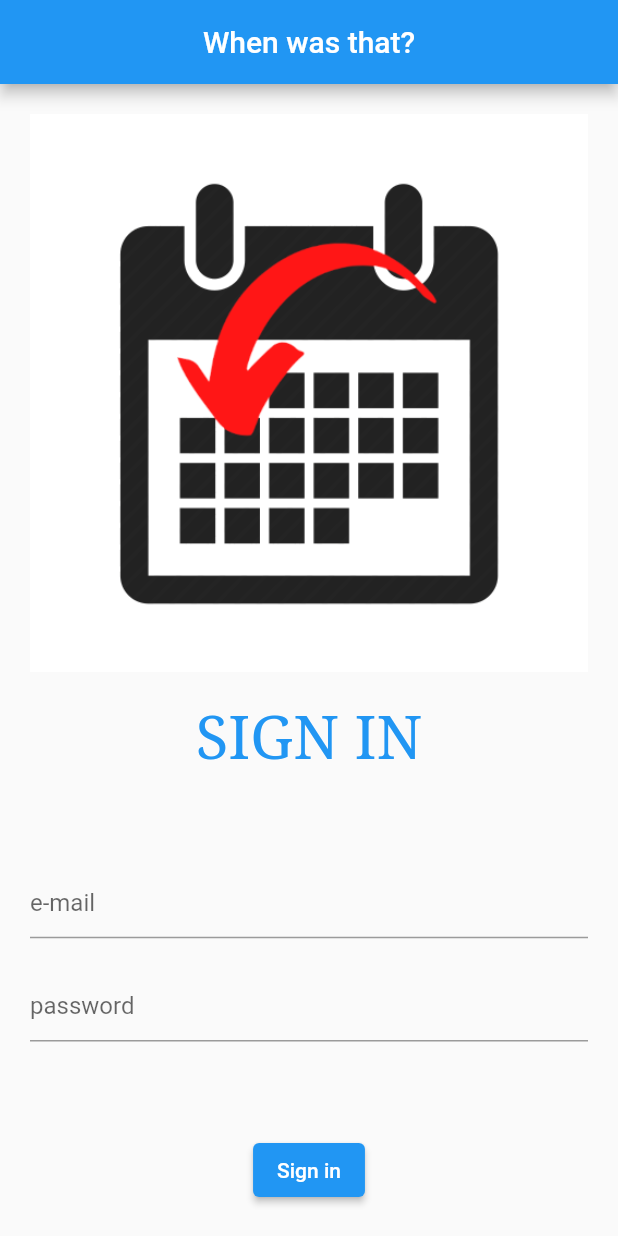
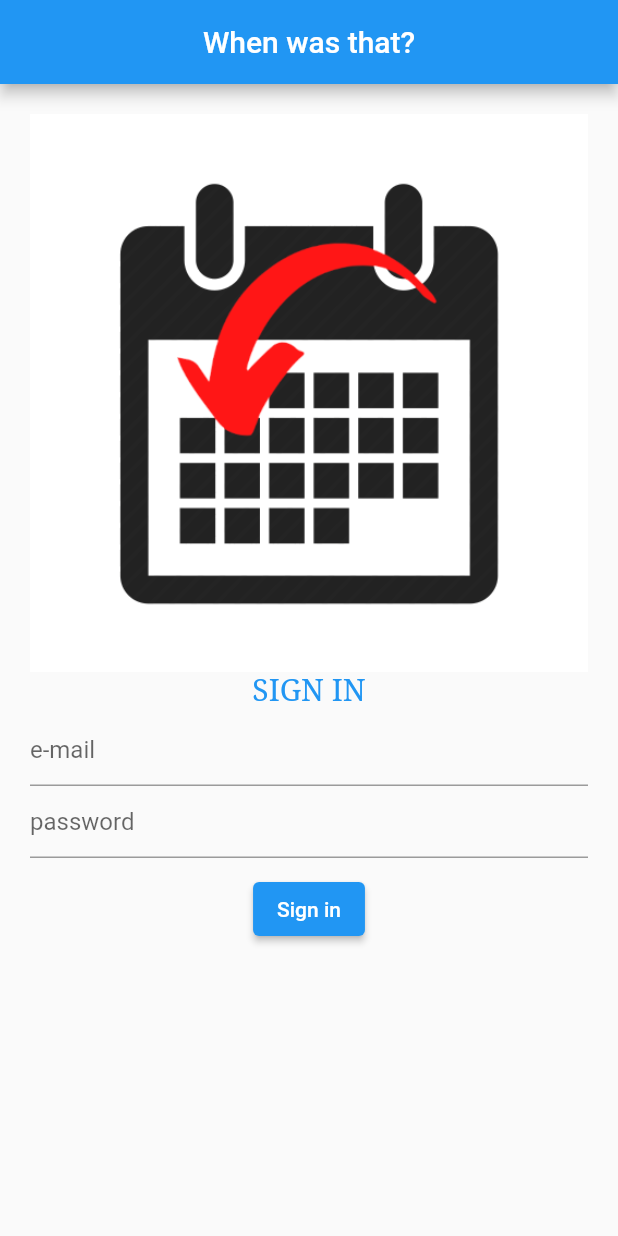
Before and after one commit to marcinwozniak407/when_was_that, a Flutter app: the screen it shows after launch, on a phone screen of 412 x 824 dp. Run offline on Flutter 3.47's test engine with Material 2 defaults, Android fonts, the phone set to English and light mode, and no system bars; our stand-ins replace firebase_auth, firebase_core, google_fonts; accounts and stored records are empty.

Commit message:
Improve LoginPage design

```diff
--- a/lib/app/login/login_page.dart
+++ b/lib/app/login/login_page.dart
@@ -22,17 +22,16 @@ class LoginPage extends StatelessWidget {
         child: Padding(
           padding: const EdgeInsets.all(20.0),
           child: Column(
-            mainAxisAlignment: MainAxisAlignment.spaceBetween,
             children: [
               const Image(
                 image: AssetImage('assets/icon/icon.png'),
               ),
               Text(
                 'SIGN IN',
-                style: GoogleFonts.notoSerif(fontSize: 40, color: Colors.blue),
+                style: GoogleFonts.notoSerif(fontSize: 20, color: Colors.blue),
               ),
               const SizedBox(
-                height: 20,
+                height: 5,
               ),
               TextField(
                 controller: emailController,
@@ -43,7 +42,7 @@ class LoginPage extends StatelessWidget {
                 obscureText: true,
                 decoration: const InputDecoration(hintText: "password"),
               ),
-              const SizedBox(height: 20),
+              const SizedBox(height: 10),
               ElevatedButton(
                 onPressed: () async {
                   try {
@@ -60,7 +59,7 @@ class LoginPage extends StatelessWidget {
                   );
                 },
                 child: const Text('Sign in'),
-              )
+              ),
             ],
           ),
         ),
```
